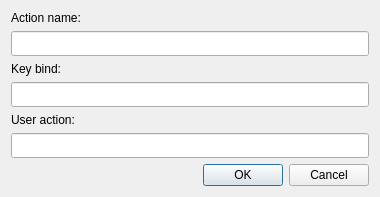
Before: the Qt Designer form kdeneur/src/adduseraction.ui in voidptr/xneur-option, drawn with Qt 5.
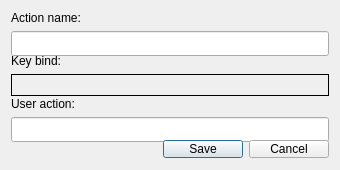
After: the same form once the commit is applied.

Commit message: Добавлено в окно редактирования пользовательских действий возможность считывания нажатых клавиш

```diff
--- a/kdeneur/src/adduseraction.ui
+++ b/kdeneur/src/adduseraction.ui
@@ -6,10 +6,22 @@
    <rect>
     <x>0</x>
     <y>0</y>
-    <width>380</width>
-    <height>174</height>
+    <width>340</width>
+    <height>170</height>
    </rect>
   </property>
+  <property name="minimumSize">
+   <size>
+    <width>340</width>
+    <height>170</height>
+   </size>
+  </property>
+  <property name="maximumSize">
+   <size>
+    <width>340</width>
+    <height>170</height>
+   </size>
+  </property>
   <property name="windowTitle">
    <string>Dialog</string>
   </property>
@@ -45,18 +57,21 @@
     </widget>
    </item>
    <item>
-    <widget class="QLineEdit" name="txtKeyBind">
+    <widget class="QLabel" name="lblHotKey">
      <property name="minimumSize">
       <size>
        <width>0</width>
-       <height>25</height>
+       <height>22</height>
       </size>
      </property>
-     <property name="maximumSize">
-      <size>
-       <width>16777215</width>
-       <height>25</height>
-      </size>
+     <property name="frameShape">
+      <enum>QFrame::Panel</enum>
+     </property>
+     <property name="text">
+      <string/>
+     </property>
+     <property name="alignment">
+      <set>Qt::AlignCenter</set>
      </property>
     </widget>
    </item>
@@ -84,14 +99,35 @@
     </widget>
    </item>
    <item>
-    <widget class="QDialogButtonBox" name="cmdBox">
-     <property name="orientation">
-      <enum>Qt::Horizontal</enum>
-     </property>
-     <property name="standardButtons">
-      <set>QDialogButtonBox::Cancel|QDialogButtonBox::Ok</set>
-     </property>
-    </widget>
+    <layout class="QHBoxLayout" name="horizontalLayout">
+     <item>
+      <spacer name="horizontalSpacer">
+       <property name="orientation">
+        <enum>Qt::Horizontal</enum>
+       </property>
+       <property name="sizeHint" stdset="0">
+        <size>
+         <width>40</width>
+         <height>20</height>
+        </size>
+       </property>
+      </spacer>
+     </item>
+     <item>
+      <widget class="QPushButton" name="cmdSave">
+       <property name="text">
+        <string>Save</string>
+       </property>
+      </widget>
+     </item>
+     <item>
+      <widget class="QPushButton" name="cmdCancel">
+       <property name="text">
+        <string>Cancel</string>
+       </property>
+      </widget>
+     </item>
+    </layout>
    </item>
   </layout>
  </widget>
```
Left out of the diff: 41 changed lines with no effect on the pictures. The commit also changes 4 other files.
